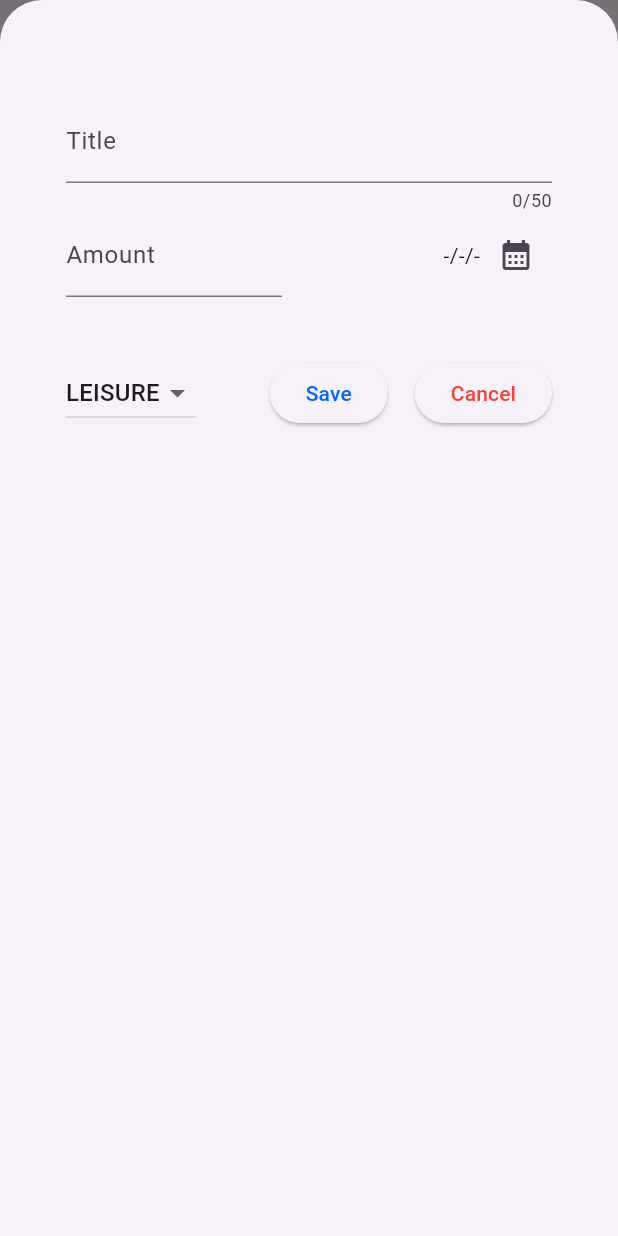
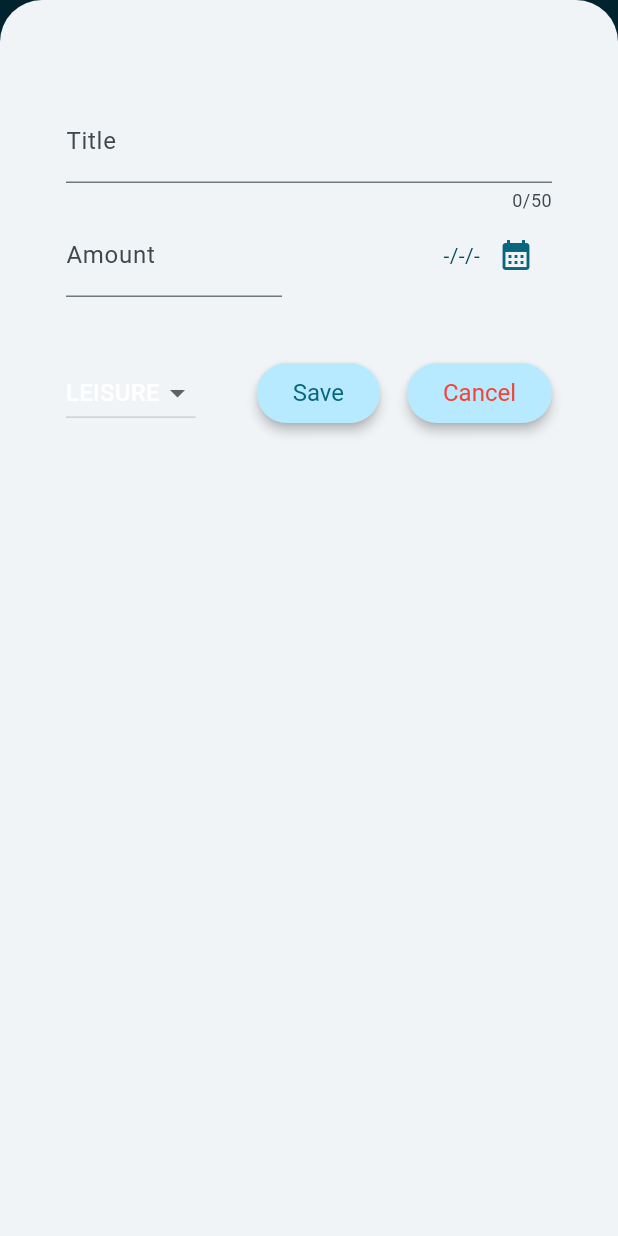
Before and after one commit to Adriatik-Berdufi/expenses, a Flutter app: the screen it shows after launch, after a tap on the "add" icon, on a phone screen of 412 x 824 dp. Run offline on Flutter 3.47's test engine with Material 3 defaults, Android fonts, the phone set to English and light mode, and no system bars.

Commit message:
add syle

```diff
--- a/lib/main.dart
+++ b/lib/main.dart
@@ -1,10 +1,47 @@
 import 'package:flutter/material.dart';
 import 'package:expenses/widgets/expenses.dart';
 
+var kColorScheme =
+    ColorScheme.fromSeed(seedColor: const Color.fromARGB(255, 0, 208, 255));
+
 void main() {
   runApp(
-    const MaterialApp(
-      home: Expenses(),
+    MaterialApp(
+      theme: ThemeData().copyWith(
+        colorScheme: kColorScheme,
+        iconTheme: IconThemeData(
+          color: kColorScheme.primary,
+        ),
+        textTheme: TextTheme(
+          titleLarge: TextStyle(
+            fontWeight: FontWeight.normal,
+            color: kColorScheme.onPrimaryContainer,
+            fontSize: 18,
+          ),
+          bodyLarge: TextStyle(color: kColorScheme.onPrimaryContainer),
+          bodyMedium: TextStyle(color: kColorScheme.onPrimaryContainer),
+          headlineLarge: TextStyle(color: kColorScheme.primary),
+        ),
+        appBarTheme: const AppBarTheme().copyWith(
+          backgroundColor: kColorScheme.onPrimaryContainer,
+          foregroundColor: kColorScheme.primaryContainer,
+        ),
+        cardTheme: CardTheme(
+          color: kColorScheme.secondaryContainer,
+          margin: const EdgeInsets.symmetric(horizontal: 16, vertical: 8),
+          shadowColor: kColorScheme.shadow,
+          elevation: 2,
+        ),
+        elevatedButtonTheme: ElevatedButtonThemeData(
+          style: ElevatedButton.styleFrom(
+              backgroundColor: kColorScheme.primaryContainer,
+              elevation: 3,
+              textStyle: const TextStyle(
+                fontSize: 16,
+              )),
+        ),
+      ),
+      home: const Expenses(),
     ),
   );
 }
--- a/lib/widgets/expenses.dart
+++ b/lib/widgets/expenses.dart
@@ -91,7 +91,6 @@ class _ExpensesState extends State<Expenses> {
         title: const Align(
           alignment: Alignment.centerLeft,
           child: Text(
-            style: TextStyle(color: Color.fromARGB(255, 8, 149, 214)),
             'Expense Tracker',
           ),
         ),
--- a/lib/widgets/new_expense.dart
+++ b/lib/widgets/new_expense.dart
@@ -143,12 +143,7 @@ class _NewExpense extends State<NewExpense> {
               ),
               const Spacer(),
               ElevatedButton(
-                  onPressed: _submitExpenseData,
-                  child: const Text(
-                      style: TextStyle(
-                        color: Color.fromARGB(255, 3, 104, 255),
-                      ),
-                      'Save')),
+                  onPressed: _submitExpenseData, child: const Text('Save')),
               const SizedBox(width: 18),
               ElevatedButton(
                   onPressed: () {
```
